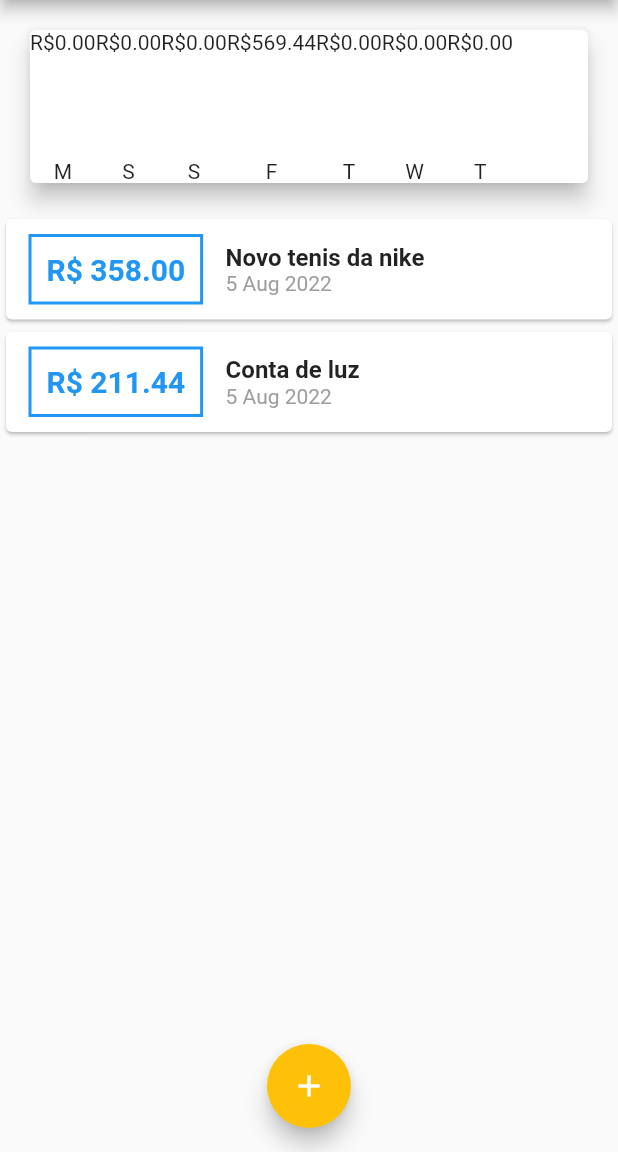
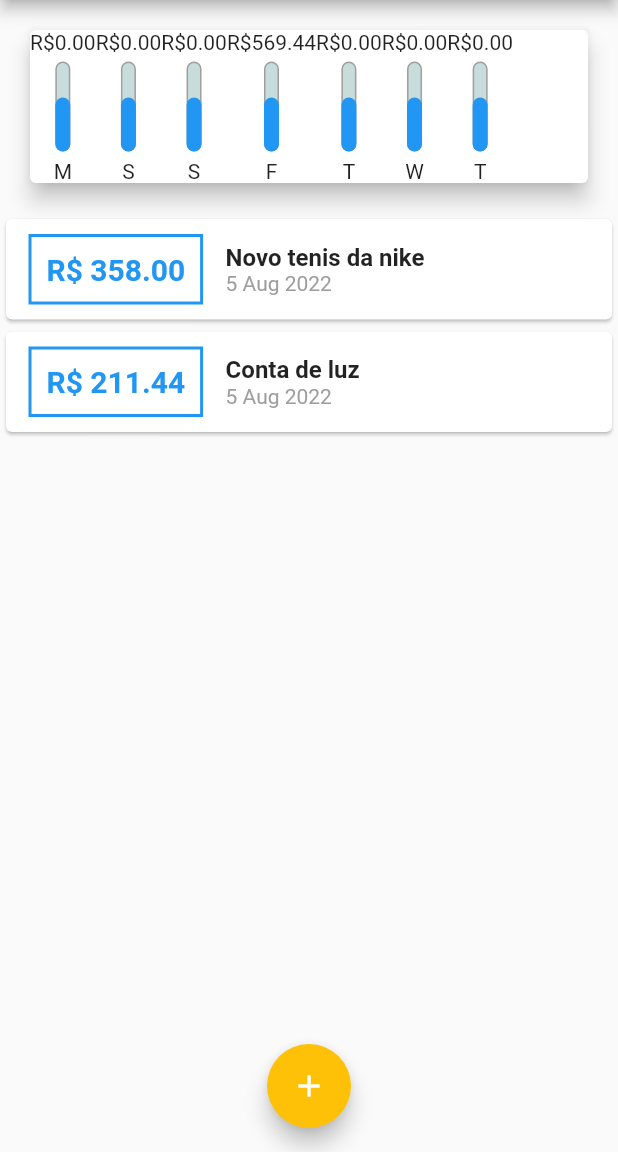
Before and after one commit to FabianoSouzaPereira/expenses, a Flutter app: the screen it shows after launch, on a phone screen of 412 x 824 dp, the part 84-1236 px from its top. Run offline on Flutter 3.47's test engine with Material 2 defaults, Android fonts, the phone set to English and light mode, and no system bars.

Commit message:
add aligment to grafic

```diff
--- a/lib/components/chart.dart
+++ b/lib/components/chart.dart
@@ -6,6 +6,7 @@ import 'chart_bar.dart';
 class Chart extends StatelessWidget {
   final List<Transaction> recentTransaction;
 
+  // ignore: use_key_in_widget_constructors
   const Chart(this.recentTransaction);
 
   List<Map<String, Object>> get groupedtransations {
@@ -44,7 +45,7 @@ class Chart extends StatelessWidget {
             return ChartBar(
               label: tr['day'].toString(),
               value: double.parse(tr['value'].toString()).toDouble(),
-              percentage: 0.0,
+              percentage: 0.6,
             );
           }).toList(),
         ));
--- a/lib/components/chart_bar.dart
+++ b/lib/components/chart_bar.dart
@@ -20,7 +20,30 @@ class ChartBar extends StatelessWidget {
         Container(
           height: 60,
           width: 10,
-          child: null,
+          child: Stack(
+            alignment: Alignment.bottomCenter,
+            children: <Widget>[
+              Container(
+                decoration: BoxDecoration(
+                  border: Border.all(
+                    color: Colors.grey,
+                    width: 1.0,
+                  ),
+                  color: const Color.fromRGBO(200, 220, 220, 1),
+                  borderRadius: BorderRadius.circular(5),
+                ),
+              ),
+              FractionallySizedBox(
+                heightFactor: percentage,
+                child: Container(
+                  decoration: BoxDecoration(
+                    color: Theme.of(context).primaryColor,
+                    borderRadius: BorderRadius.circular(5),
+                  ),
+                ),
+              ),
+            ],
+          ),
         ),
         SizedBox(height: 5),
         Text(label),
```
